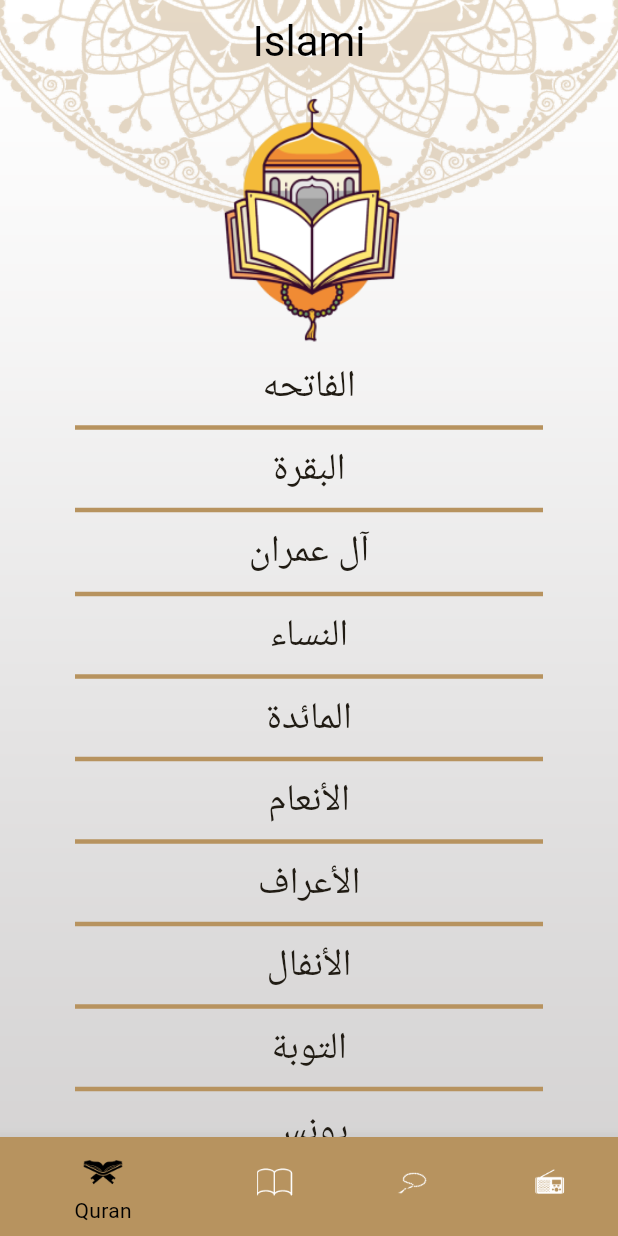
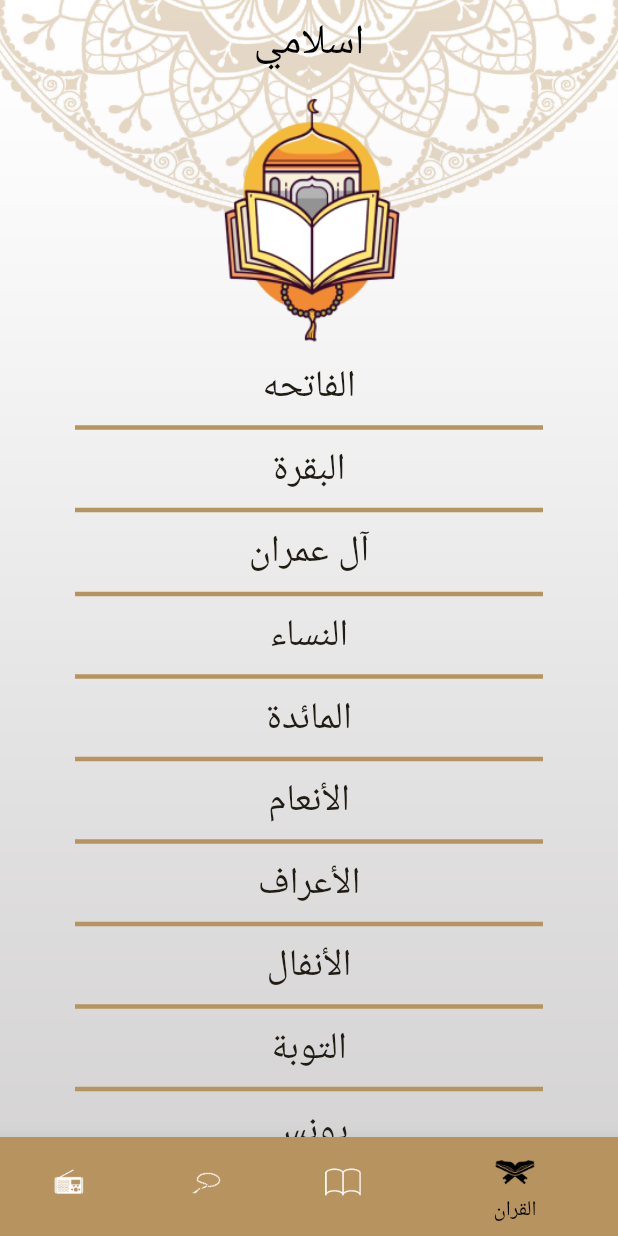
Before and after one commit to ahmedosama541/eslami_2, a Flutter app: the screen it shows after launch, on a phone screen of 412 x 824 dp. Run offline on Flutter 3.47's test engine with Material 2 defaults, Android fonts, the light colour scheme and no system bars; generated files the repository leaves out were written again.

Commit message:
+localization

```diff
--- /dev/null
+++ b/l10n.yaml
@@ -0,0 +1,3 @@
+arb-dir: lib/l10n
+template-arb-file: app_en.arb
+output-localization-file: app_localizations.dart
--- a/lib/UI/home/homeScreen.dart
+++ b/lib/UI/home/homeScreen.dart
@@ -3,6 +3,7 @@
 import 'package:esalmi_2/UI/home/radio/radioTap.dart';
 import 'package:esalmi_2/UI/home/tasbh/tasbhTap.dart';
 import 'package:flutter/material.dart';
+import 'package:flutter_gen/gen_l10n/app_localizations.dart';
 
 class HomeScreen extends StatefulWidget {
   static String routeName='homeScreen';
@@ -25,7 +26,7 @@
       ),
       child: Scaffold(
         appBar: AppBar(
-          title: const Text('Islami',),
+          title:  Text(AppLocalizations.of(context)!.app_name,),
           backgroundColor:Colors.transparent,
         ),
         bottomNavigationBar: BottomNavigationBar(
@@ -38,16 +39,20 @@
           items: [
             BottomNavigationBarItem(
               backgroundColor: Theme.of(context).primaryColor,
-                icon: ImageIcon(AssetImage('assets/image/quran.png')),label: 'Quran'),
+                icon: ImageIcon(AssetImage('assets/image/quran.png')),label:
+            AppLocalizations.of(context)!.quran),
             BottomNavigationBarItem(
                 backgroundColor: Theme.of(context).primaryColor,
-                icon: ImageIcon(AssetImage('assets/image/quran_quran_svgrepo_com.png')),label: 'hadeth'),
+                icon: ImageIcon(AssetImage('assets/image/quran_quran_svgrepo_com.png')),label:
+            AppLocalizations.of(context)!.hadeth),
             BottomNavigationBarItem(
                 backgroundColor: Theme.of(context).primaryColor,
-                icon: ImageIcon(AssetImage('assets/image/sebha.png')),label: 'sebha'),
+                icon: ImageIcon(AssetImage('assets/image/sebha.png')),label:
+            AppLocalizations.of(context)!.tasbeh),
             BottomNavigationBarItem(
                 backgroundColor: Theme.of(context).primaryColor,
-                icon: ImageIcon(AssetImage('assets/image/radio.png')),label: 'radio'),
+                icon: ImageIcon(AssetImage('assets/image/radio.png')),label:
+            AppLocalizations.of(context)!.radio),
 
           ],
         ),
--- /dev/null
+++ b/lib/l10n/app_ar.arb
@@ -0,0 +1,9 @@
+{
+  "app_name" : "اسلامي",
+  "quran": "القران",
+  "hadeth": "الحديث",
+  "tasbeh": "التسبيح",
+  "radio": "الراديو",
+  "hadeth_number": "رقم الحديث",
+  "chapter_name": "اسم السوره"
+}
--- a/lib/main.dart
+++ b/lib/main.dart
@@ -2,6 +2,8 @@
 import 'package:esalmi_2/UI/hadethDetails/hadethDetailsScreen.dart';
 import 'package:esalmi_2/UI/home/homeScreen.dart';
 import 'package:flutter/material.dart';
+import 'package:flutter_localizations/flutter_localizations.dart';
+import 'package:flutter_gen/gen_l10n/app_localizations.dart';
 
 void main() {
   runApp(const MyApp());
@@ -54,6 +56,12 @@
         chapterDetailsScreen.route:(_)=>chapterDetailsScreen(),
         hadethDetailsScreen.route:(_)=>hadethDetailsScreen()
       },
+      localizationsDelegates: AppLocalizations.localizationsDelegates,
+      supportedLocales: const[
+        Locale('en'), // English
+        Locale('ar'), // Spanish
+      ],
+      locale: Locale('ar'),
       initialRoute: HomeScreen.routeName,
       home: HomeScreen(),
     );
--- a/pubspec.yaml
+++ b/pubspec.yaml
@@ -31,10 +31,12 @@
   flutter:
     sdk: flutter
 
-
   # The following adds the Cupertino Icons font to your application.
   # Use with the CupertinoIcons class for iOS style icons.
   cupertino_icons: ^1.0.2
+  flutter_localizations:
+    sdk: flutter
+  intl: any
 
 dev_dependencies:
   flutter_test:
@@ -52,7 +54,7 @@
 
 # The following section is specific to Flutter packages.
 flutter:
-
+  generate: true # Add this line
 
   # The following line ensures that the Material Icons font is
   # included with your application, so that you can use the icons in
```
Also changed, not shown: lib/l10n/app_en.arb (added, +9 -0 lines), pubspec.lock.
